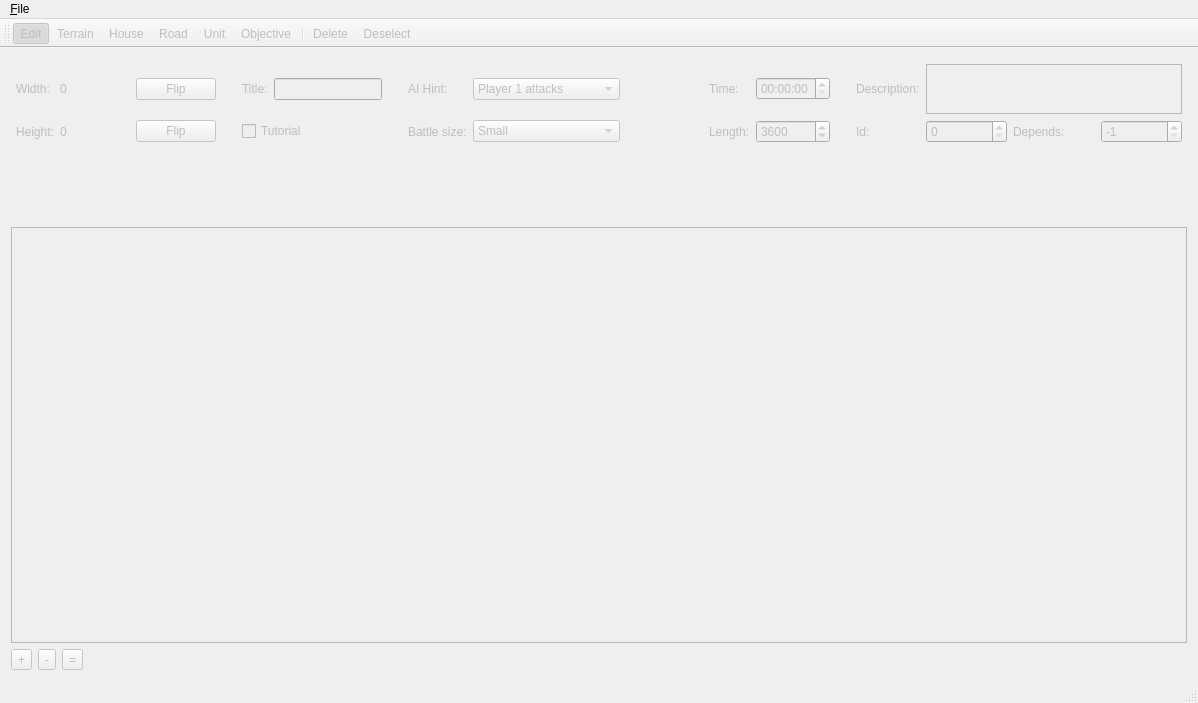
Qt form EditorMainWindow.ui (D-Pointer/imperium-editor) before a commit.
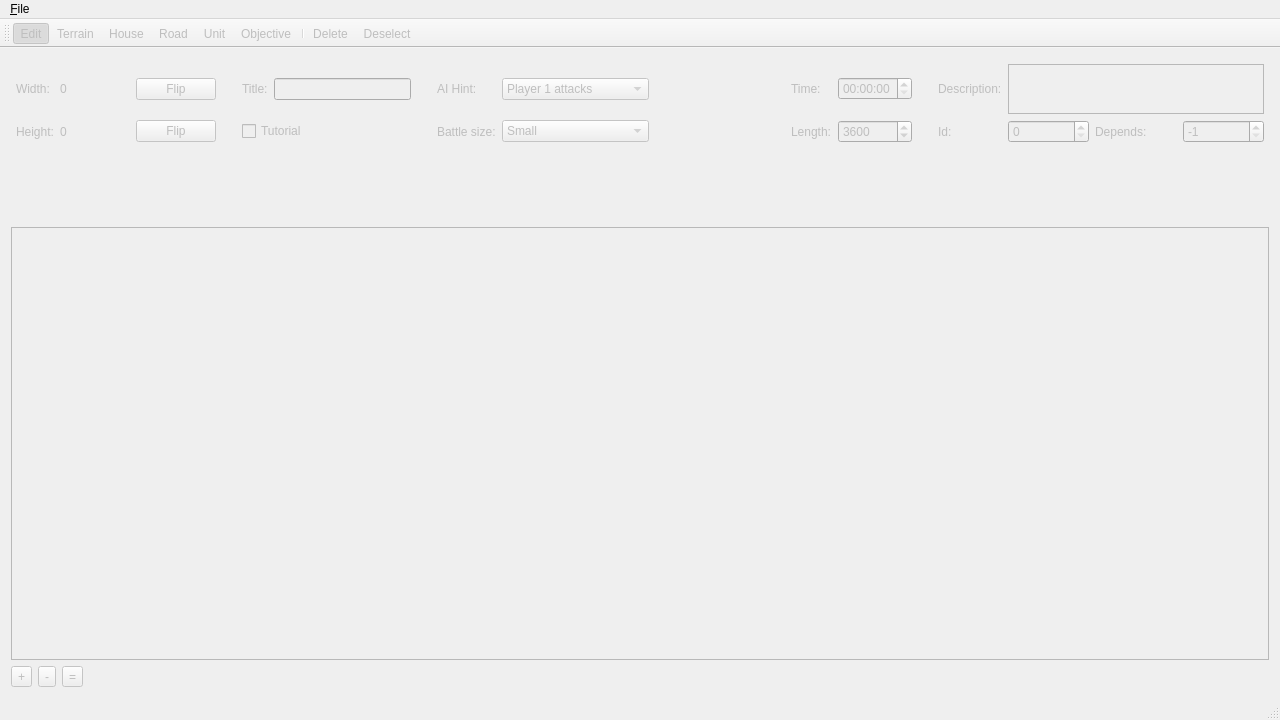
The same form after that commit. Icons and pictures are not drawn.

```diff
--- a/EditorMainWindow.ui
+++ b/EditorMainWindow.ui
@@ -6,8 +6,8 @@
    <rect>
     <x>0</x>
     <y>0</y>
-    <width>1198</width>
-    <height>703</height>
+    <width>1280</width>
+    <height>720</height>
    </rect>
   </property>
   <property name="windowTitle">
@@ -1191,7 +1191,7 @@
     <rect>
      <x>0</x>
      <y>0</y>
-     <width>1198</width>
+     <width>1280</width>
      <height>22</height>
     </rect>
    </property>
```
